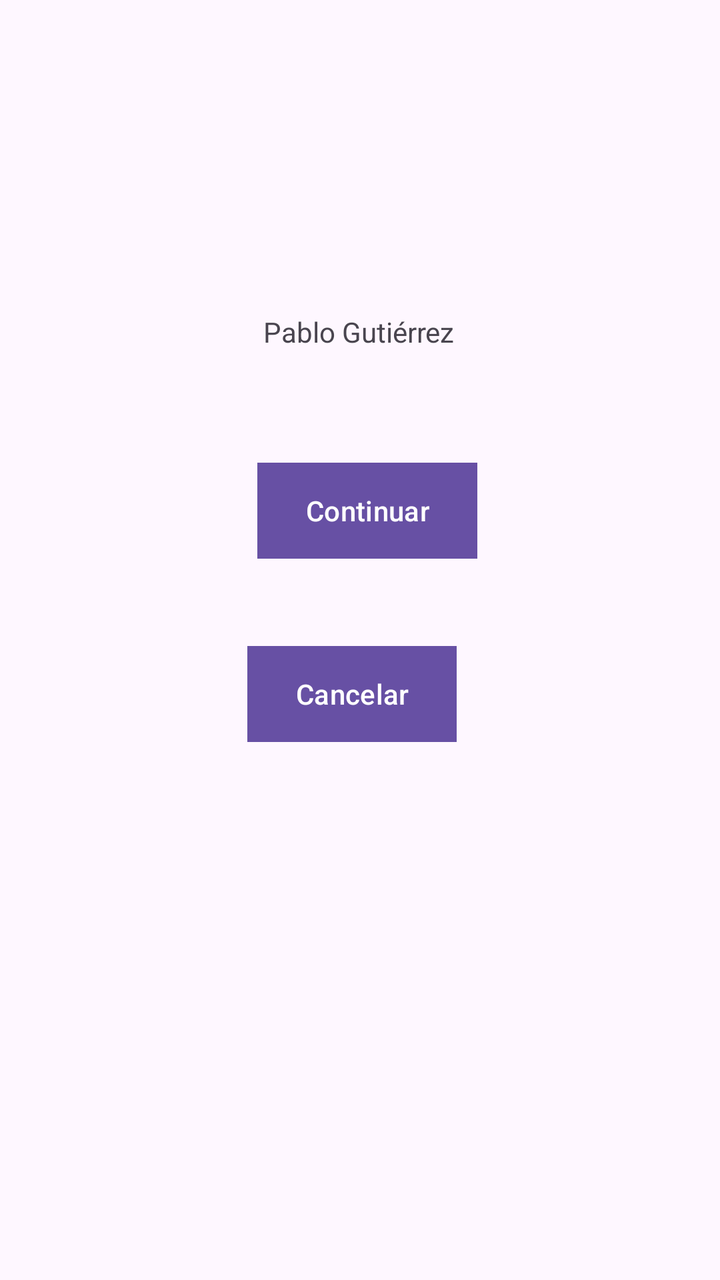
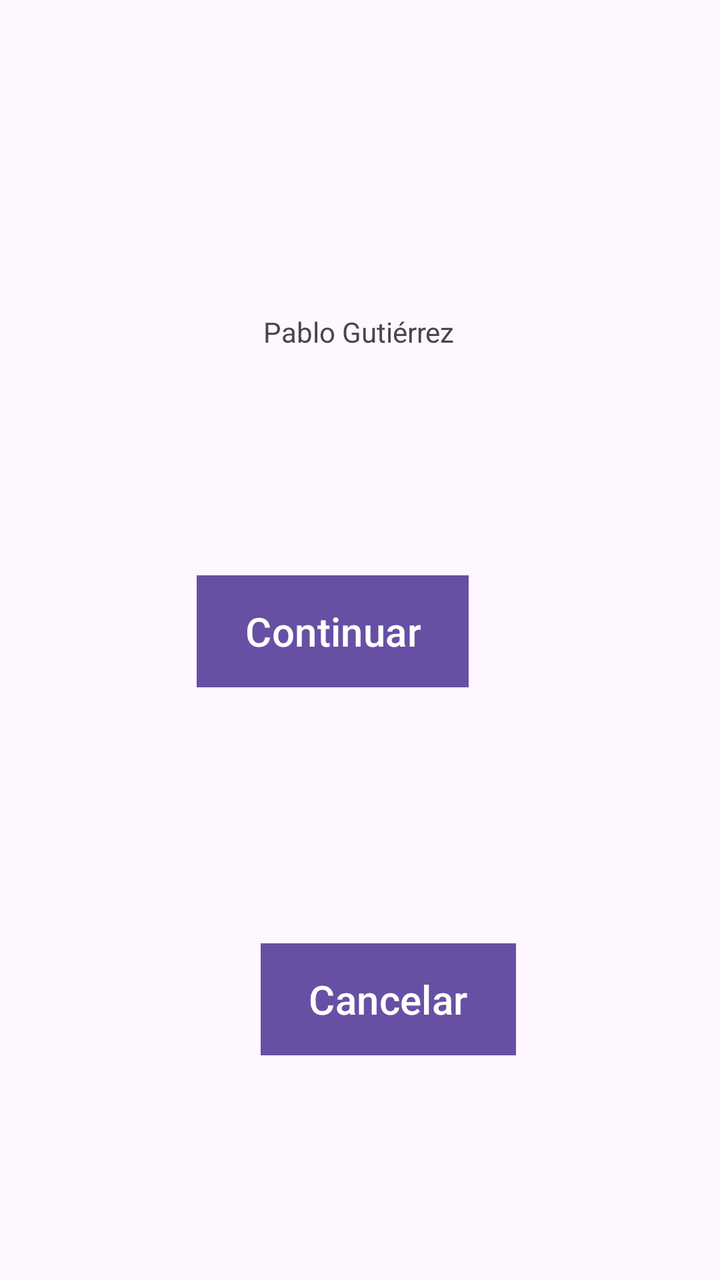

Two renders of the same Android screen: before a commit and after it. Below are the layout's source before the change and the commit's diff.
<!-- AndroidManifest.xml: application theme Theme.RecursosPablo -->
<!-- res/layout/activity_main.xml -->
<?xml version="1.0" encoding="utf-8"?>
<androidx.constraintlayout.widget.ConstraintLayout xmlns:android="http://schemas.android.com/apk/res/android"
    xmlns:app="http://schemas.android.com/apk/res-auto"
    xmlns:tools="http://schemas.android.com/tools"
    android:id="@+id/main"
    android:layout_width="match_parent"
    android:layout_height="match_parent"
    tools:context=".MainActivity">

    <TextView
        android:id="@+id/textView"
        android:layout_width="wrap_content"
        android:layout_height="wrap_content"
        android:text="Pablo Gutiérrez"
        app:layout_constraintBottom_toBottomOf="parent"
        app:layout_constraintEnd_toEndOf="parent"
        app:layout_constraintHorizontal_bias="0.498"
        app:layout_constraintStart_toStartOf="parent"
        app:layout_constraintTop_toTopOf="parent"
        app:layout_constraintVertical_bias="0.252" />

    <Button
        android:id="@+id/button5"
        android:layout_width="wrap_content"
        android:layout_height="wrap_content"
        android:layout_marginStart="159dp"
        android:layout_marginTop="21dp"
        android:layout_marginEnd="162dp"
        android:layout_marginBottom="4dp"
        android:text="@string/Continuar"
        android:background="@color/verde"
        app:layout_constraintBottom_toTopOf="@+id/button6"
        app:layout_constraintEnd_toEndOf="parent"
        app:layout_constraintHorizontal_bias="0.428"
        app:layout_constraintStart_toStartOf="parent"
        app:layout_constraintTop_toBottomOf="@+id/textView" />

    <Button
        android:id="@+id/button6"
        android:layout_width="wrap_content"
        android:layout_height="wrap_content"
        android:layout_marginStart="161dp"
        android:layout_marginTop="5dp"
        android:layout_marginEnd="160dp"
        android:layout_marginBottom="234dp"
        android:text="@string/Cancelar"
        android:background="@color/rojo"
        app:layout_constraintBottom_toBottomOf="parent"
        app:layout_constraintEnd_toEndOf="parent"
        app:layout_constraintHorizontal_bias="0.571"
        app:layout_constraintStart_toStartOf="parent"
        app:layout_constraintTop_toBottomOf="@+id/button5" />

</androidx.constraintlayout.widget.ConstraintLayout>
<!-- resources referenced by this layout -->
<resources>
  <color name="rojo">#F44336</color>
  <color name="verde">#4CAF50</color>
  <string name="Cancelar">Cancelar</string>
  <string name="Continuar">Continuar</string>
  <style name="Theme.RecursosPablo" parent="Base.Theme.RecursosPablo" />
  <style name="Base.Theme.RecursosPablo" parent="Theme.Material3.DayNight.NoActionBar">
          
          
      </style>
</resources>

<!-- the commit's change to res/layout/activity_main.xml (unified diff, before → after) -->
@@ -21,6 +21,7 @@
 
     <Button
         android:id="@+id/button5"
+        style="@style/Botones"
         android:layout_width="wrap_content"
         android:layout_height="wrap_content"
         android:layout_marginStart="159dp"
@@ -37,6 +38,7 @@
 
     <Button
         android:id="@+id/button6"
+        style="@style/Botones"
         android:layout_width="wrap_content"
         android:layout_height="wrap_content"
         android:layout_marginStart="161dp"
<!-- resource entries referenced after the edit -->
@@ -4,6 +4,11 @@
   <color name="verde">#4CAF50</color>
   <string name="Cancelar">Cancelar</string>
   <string name="Continuar">Continuar</string>
+  <style name="Botones">
+          <item name="android:minHeight">56dp</item>
+          <item name="android:layout_margin">16dp</item>
+          <item name="android:textSize">20sp</item>
+      </style>
   <style name="Theme.RecursosPablo" parent="Base.Theme.RecursosPablo" />
   <style name="Base.Theme.RecursosPablo" parent="Theme.Material3.DayNight.NoActionBar">
           
